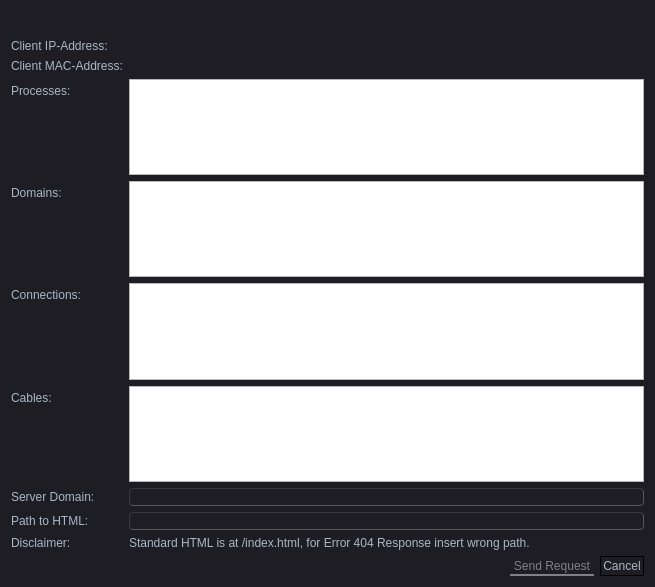
Qt form src/views/dialogs/client_dialog.ui (Filan-glitch/NetSim) before a commit.
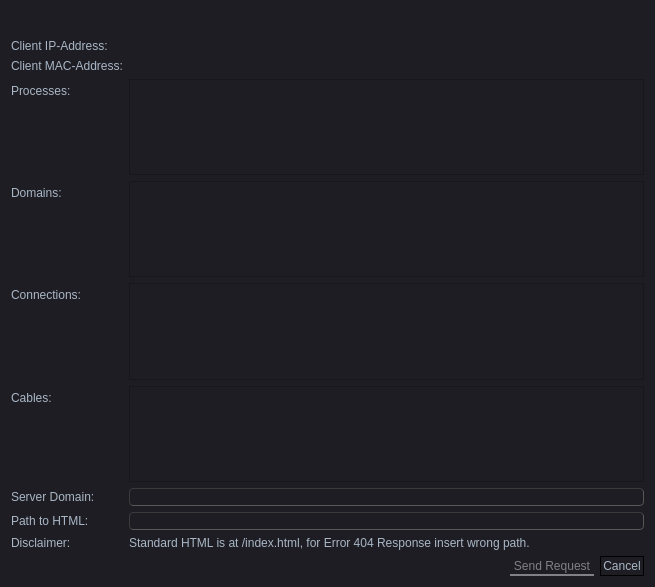
The same form after that commit. Icons and pictures are not drawn.

The edit to the form file:
```diff
--- a/src/views/dialogs/client_dialog.ui
+++ b/src/views/dialogs/client_dialog.ui
@@ -429,6 +429,10 @@
 QTreeWidget::branch:open:has-children:!has-siblings,
 QTreeWidget::branch:open:has-children:has-siblings {
     image: url(:/ellapsed.svg);
+}
+QListWidget {
+	color: #a9b7c6; 
+	background-color : #1e1d23; 
 }</string>
   </property>
   <layout class="QVBoxLayout" name="verticalLayout">
```
Left out of the diff: 2 changed lines with no effect on the pictures.
